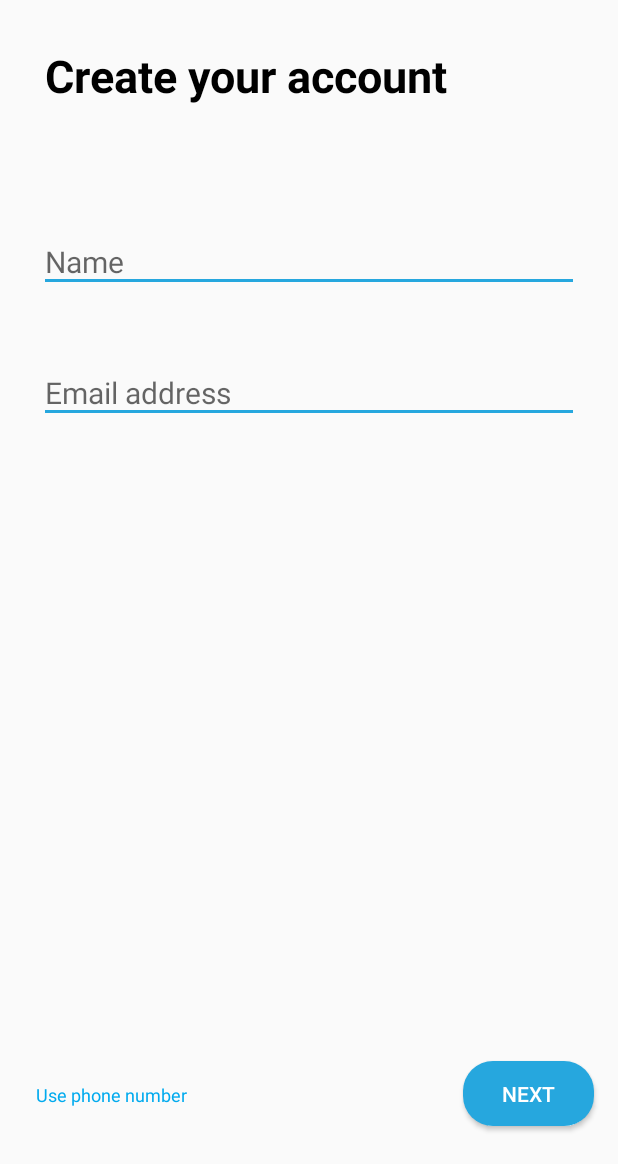
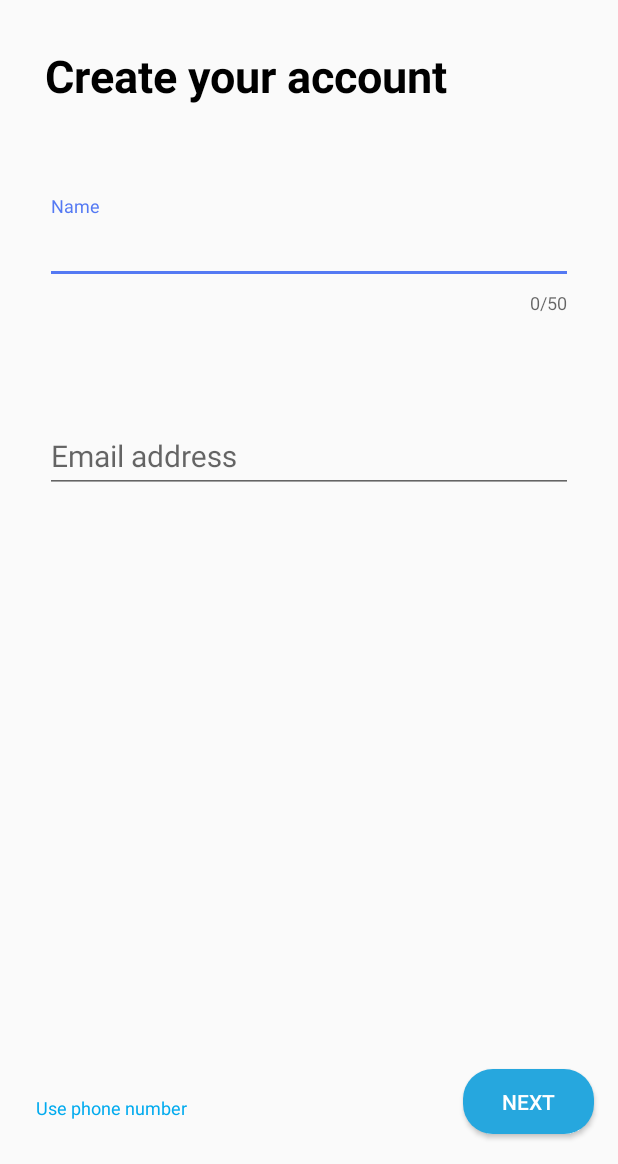
Before and after one commit to gShakya1997/TwitterAssignment, an Android app: the RegisterActivityEmail screen opened directly, with no data from a screen before it, on a phone screen of 412 x 824 dp, the part 72-1236 px from its top. Run offline under Robolectric (Android 15) with nearby library versions, the phone set to English and light mode, and no system bars.

Commit message:
InputTextLayout

```diff
--- a/app/build.gradle
+++ b/app/build.gradle
@@ -22,6 +22,7 @@ android {
 dependencies {
     implementation fileTree(dir: 'libs', include: ['*.jar'])
     implementation 'androidx.appcompat:appcompat:1.1.0'
+    implementation 'com.google.android.material:material:1.0.0'
     implementation 'androidx.constraintlayout:constraintlayout:1.1.3'
     testImplementation 'junit:junit:4.12'
     androidTestImplementation 'androidx.test.ext:junit:1.1.1'
--- a/app/src/main/java/com/study/twitter/model/DataTransfer.java
+++ b/app/src/main/java/com/study/twitter/model/DataTransfer.java
@@ -2,5 +2,7 @@ package com.study.twitter.model;
 
 public class DataTransfer {
     public static String name;
-    public static String emailphone;
+    public static String email;
+    public static String phone;
+    public static String password;
 }
--- a/app/src/main/res/layout/activity_register_email.xml
+++ b/app/src/main/res/layout/activity_register_email.xml
@@ -46,6 +46,7 @@
             android:layout_below="@+id/topPanel"
             android:orientation="vertical">
 
+
             <TextView
                 android:id="@+id/textView"
                 android:layout_width="match_parent"
@@ -56,27 +57,42 @@
                 android:textSize="30sp"
                 android:textStyle="bold" />
 
-            <EditText
+
+            <com.google.android.material.textfield.TextInputLayout
                 android:id="@+id/etRegName"
                 android:layout_width="match_parent"
                 android:layout_height="wrap_content"
-                android:layout_marginHorizontal="30dp"
+                android:layout_margin="30dp"
+                app:counterEnabled="true"
+                app:counterMaxLength="50">
+
+                <com.google.android.material.textfield.TextInputEditText
+                    android:layout_width="match_parent"
+                    android:layout_height="wrap_content"
                     android:layout_marginTop="60dp"
-                android:background="@drawable/bodercolor"
                     android:hint="Name"
                     android:inputType="textPersonName"
                     android:textSize="20sp" />
 
-            <EditText
+            </com.google.android.material.textfield.TextInputLayout>
+
+
+            <com.google.android.material.textfield.TextInputLayout
                 android:id="@+id/etRegEmail"
                 android:layout_width="match_parent"
                 android:layout_height="wrap_content"
-                android:layout_marginHorizontal="30dp"
+                android:layout_margin="30dp"
+                app:errorEnabled="true">
+
+                <com.google.android.material.textfield.TextInputEditText
+                    android:layout_width="match_parent"
+                    android:layout_height="wrap_content"
                     android:layout_marginTop="60dp"
-                android:background="@drawable/bodercolor"
                     android:hint="Email address"
                     android:inputType="textEmailAddress"
                     android:textSize="20sp" />
+
+            </com.google.android.material.textfield.TextInputLayout>
 
 
             <androidx.constraintlayout.widget.ConstraintLayout
```
Also changed, not shown: app/src/main/java/com/study/twitter/activities/registerActivities/RegisterActivityEmail.java (+7 -5 lines), app/src/main/java/com/study/twitter/activities/registerActivities/RegisterActivityFourthStep.java (+33 -1 lines), app/src/main/java/com/study/twitter/activities/registerActivities/RegisterActivityPhone.java (+6 -5 lines), app/src/main/java/com/study/twitter/activities/registerActivities/RegisterActivityThirdStep.java (+7 -1 lines), app/src/main/res/layout/activity_register_fourth_step.xml (+13 -7 lines), app/src/main/res/layout/activity_register_phone.xml (+21 -10 lines). Lines whose indentation alone changed are shown as unchanged.
